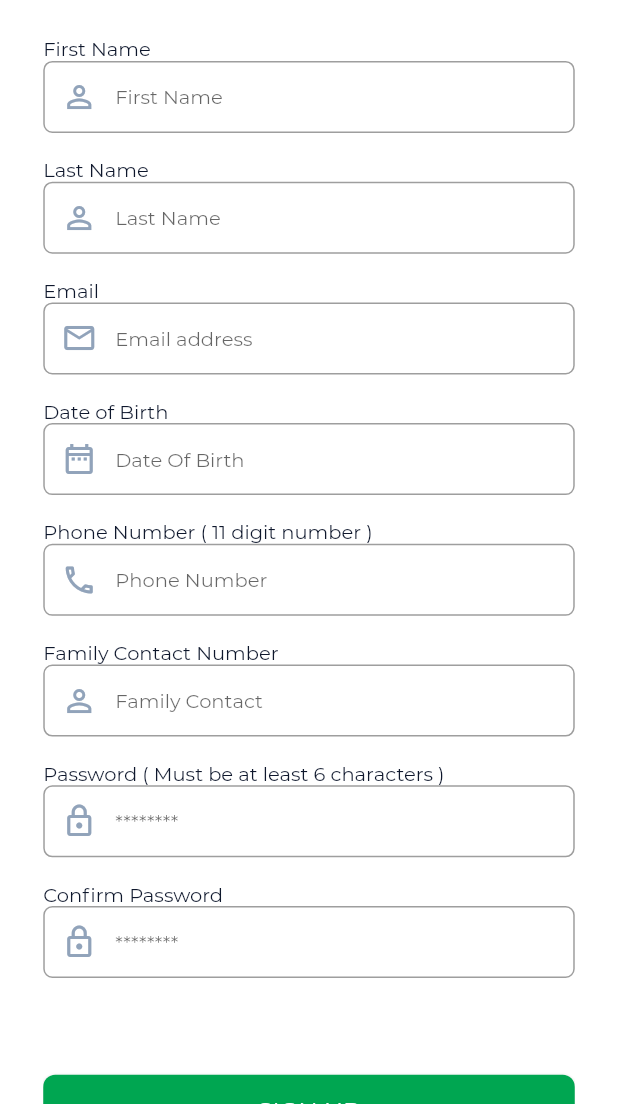
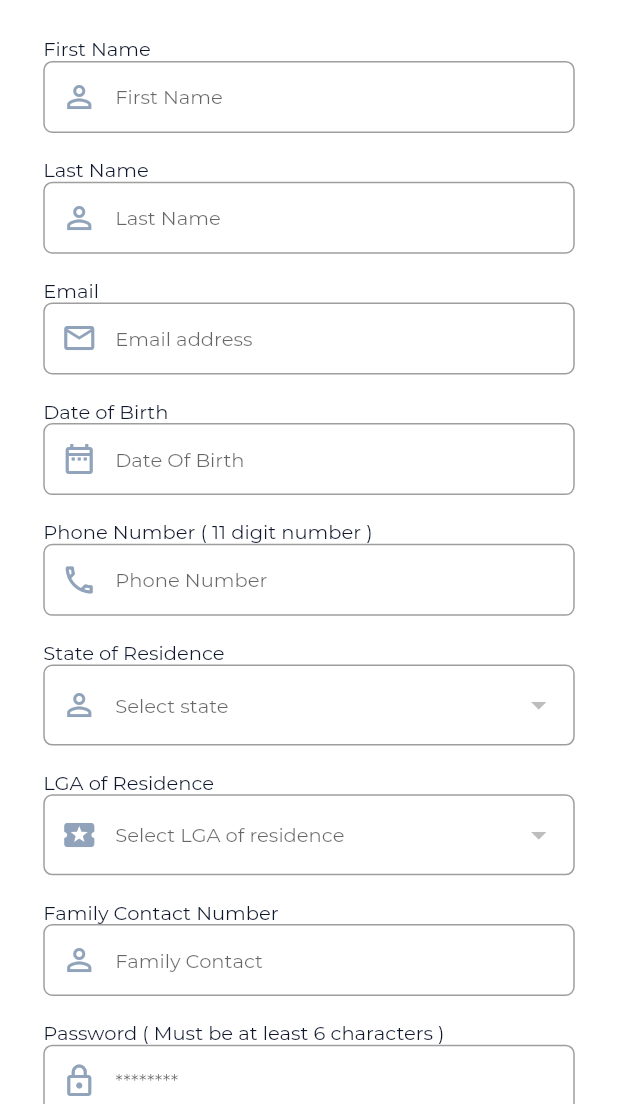
Before and after one commit to Eze4Manuel/dot_safety, a Flutter app: the Signup screen opened directly, on a phone screen of 412 x 824 dp, the part 132-1236 px from its top. Run offline on Flutter 3.47's test engine with Material 2 defaults, Android fonts, the phone set to English and light mode, and no system bars; drawn by our look-alikes of rounded_loading_button; our stand-ins replace fluttertoast, get, google_fonts, image_picker, shared_preferences; accounts and stored records are empty; network calls fail; project files that could hold a hidden picture were left out.

Commit message:
Sunday morning apk build. yet to solve issue with dropdown in signup

```diff
--- a/lib/app/controller/base_controller.dart
+++ b/lib/app/controller/base_controller.dart
@@ -2,12 +2,16 @@
 
 import 'dart:convert';
 
+import 'package:dot_safety/app/model/states.dart';
+import 'package:dot_safety/app/utils/load_json_file.dart';
 import 'package:dot_safety/app/utils/shared_prefs.dart';
 import 'package:get/get_rx/src/rx_types/rx_types.dart';
 import 'package:get/get_state_manager/src/simple/get_controllers.dart';
 import 'package:http/http.dart' as http;
 
 class BaseController extends GetxController {
+
+  List listValue = [].obs;
 
   RxString message = ''.obs;
   final RegExp emailRegex = new RegExp(
@@ -137,5 +141,20 @@ class BaseController extends GetxController {
   }
 
 
+  // Parsing the readfile to json
+  Future parseJson() async {
+    //Loading LoadJsonFile from service folder load_json_file
+    String jsonString = await LoadJsonFile.loadFile();
+    final jsonResponse = jsonDecode(jsonString);
+    if (jsonResponse != null) {
+      jsonResponse.forEach((element) {
+        States state = new States(
+            name: element["state"]["name"],
+            id: element["state"]["id"],
+            locals: element["state"]["locals"]);
+        listValue.add(state);
+      });
+    }
+  }
 
 }
--- a/lib/app/controller/profile_controller.dart
+++ b/lib/app/controller/profile_controller.dart
@@ -60,7 +60,8 @@ class ProfileController extends BaseController {
     //Get the response from the server
     var responseData = await response.stream.toBytes();
     var responseString = String.fromCharCodes(responseData);
-    print(responseString);
+    var result = jsonDecode( responseString);
+    SharedPrefs.saveString('image_url', result['data']['image_url']);
     setMessage('Profile Image Uploaded');
     return true;
   }
--- a/lib/app/controller/signup_controller.dart
+++ b/lib/app/controller/signup_controller.dart
@@ -12,9 +12,8 @@ class SignUpController extends BaseController {
     dynamic data;
     var url = Uri.parse('${Strings.domain}api/user/register_user');
 
+    print(url);
     data = account.toJson();
-
-    print(data);
 
     // Sending parameters to http request. Implemented in base controller
     var result = await sendHttpRequest(url, data, 'post');
--- a/lib/app/model/account.dart
+++ b/lib/app/model/account.dart
@@ -6,6 +6,9 @@ class Account {
   String? last_name;
   String? email;
   String? phone_number;
+  String? state_of_residence;
+  String? lga_of_residence;
+  String? address;
   String? contact;
   String? dob;
   String? password;
@@ -16,6 +19,9 @@ class Account {
         this.last_name,
         this.email,
         this.phone_number,
+        this.state_of_residence,
+        this.lga_of_residence,
+        this.address,
         this.contact,
         this.dob,
          this.password});
@@ -25,10 +31,14 @@ class Account {
     last_name = json['last_name'];
     email = json['email'];
     phone_number = json['phone_number'];
+    address = json['address'];
+    state_of_residence = json['state_of_residence'];
+    lga_of_residence = json['lga_of_residence'];
     contact = json['contact'];
     dob = json['dob'];
     password = json['password'];
   }
+
 
   Map<String, dynamic> toJson() {
     final Map<String, dynamic> data = new Map<String, String>();
@@ -36,6 +46,9 @@ class Account {
     data['last_name'] = this.last_name ?? '';
     data['email'] = this.email ?? '';
     data['phone_number'] = this.phone_number ?? '';
+    data['state_of_residence'] = this.state_of_residence ?? '';
+    data['lga_of_residence'] = this.lga_of_residence ?? '';
+    data['address'] = this.address ?? '';
     data['contact'] = this.contact ?? '';
     data['dob'] = this.dob ?? '';
     data['password'] = this.password ?? '';
--- a/lib/app/ui/pages/dashboard/home.dart
+++ b/lib/app/ui/pages/dashboard/home.dart
@@ -38,7 +38,10 @@ class _HomeScreenState extends State<HomeScreen> {
     var c = await SharedPrefs.readSingleString('image_url');
     setState(() {
       firstName = a;
-      profileImage = '${Strings.domain}'+ c;
+      if(c != null && c.length > 0){
+        profileImage = '${Strings.domain}'+ c;
+
+      }
     });
   }
 
@@ -50,6 +53,7 @@ class _HomeScreenState extends State<HomeScreen> {
 
   @override
   Widget build(BuildContext context) {
+    print(profileImage);
     return Scaffold(
       backgroundColor: AppColors.whiteColor,
       drawer: Container(
--- a/lib/app/ui/pages/profile/profile_account.dart
+++ b/lib/app/ui/pages/profile/profile_account.dart
@@ -43,6 +43,8 @@ class _AccountsState extends State<Accounts> {
     setState(() {
       first_name = a;
       last_name = b;
+      print(c);
+      if(c != null && c.length > 0)
       profileImage = '${Strings.domain}${c}';
     });
   }
--- a/lib/app/ui/pages/profile/settings.dart
+++ b/lib/app/ui/pages/profile/settings.dart
@@ -136,6 +136,7 @@ class _SettingsViewState extends State<SettingsView> {
                                     fontSize: 14),
                               ),
                               TextFormField(
+                                obscureText: true,
                                 style: TextStyle(
                                   fontSize: 14.0,
                                 ),
@@ -174,6 +175,7 @@ class _SettingsViewState extends State<SettingsView> {
                                     fontSize: 14),
                               ),
                               TextFormField(
+                                obscureText: true,
                                 style: TextStyle(
                                     color: Colors.black,
                                     fontFamily: 'Montserrat Regular',
@@ -215,6 +217,7 @@ class _SettingsViewState extends State<SettingsView> {
                                     fontSize: 14),
                               ),
                               TextFormField(
+                                obscureText: true,
                                 style: TextStyle(
                                     color: Colors.black,
                                     fontFamily: 'Montserrat Regular',
--- a/lib/app/ui/pages/signup.dart
+++ b/lib/app/ui/pages/signup.dart
@@ -10,6 +10,7 @@ import 'package:dot_safety/app/utils/device_utils.dart';
 import 'package:dot_safety/app/ui/theme/app_colors.dart';
 import 'package:dot_safety/app/ui/theme/app_strings.dart';
 import 'package:get/get.dart';
+import 'package:get/get_rx/src/rx_types/rx_types.dart';
 import 'package:rounded_loading_button/rounded_loading_button.dart';
 import 'package:intl/intl.dart';
 
@@ -27,11 +28,22 @@ class _SignupState extends State<Signup> {
   String confirm_password = '';
   String confirm_password_error = '';
 
+  var state_selected;
+  var lga_selected;
+
+  List dropdownValue = [];
+
+  late var lga;
+
   final RoundedLoadingButtonController _btnController =
       RoundedLoadingButtonController();
 
   TextEditingController dateCtl = TextEditingController();
 
+  @override
+  void initState() {
+    super.initState();
+  }
 
   @override
   Widget build(BuildContext context) {
@@ -41,8 +53,7 @@ class _SignupState extends State<Signup> {
           return Container(
               color: AppColors.whiteColor,
               padding: EdgeInsets.symmetric(
-                  horizontal:
-                      DeviceUtils.getScaledWidth(context, scale: 0.07)),
+                  horizontal: DeviceUtils.getScaledWidth(context, scale: 0.07)),
               height: DeviceUtils.getScaledHeight(context, scale: 1),
               child: SingleChildScrollView(
                 child: Column(
@@ -72,6 +83,7 @@ class _SignupState extends State<Signup> {
                             height: DeviceUtils.getScaledHeight(context,
                                 scale: 0.03),
                           ),
+
                           Text(
                             'First Name',
                             style: TextStyle(
@@ -203,16 +215,20 @@ class _SignupState extends State<Signup> {
                                 return 'Please Select a DOB';
                               }
                             },
-                            onTap: () async{
+                            onTap: () async {
                               DateTime date = DateTime(1900);
-                              FocusScope.of(context).requestFocus(new FocusNode());
+                              FocusScope.of(context)
+                                  .requestFocus(new FocusNode());
                               date = (await showDatePicker(
                                   context: context,
-                                  initialDate:DateTime.now(),
-                                  firstDate:DateTime(1900),
+                                  initialDate: DateTime.now(),
+                                  firstDate: DateTime(1900),
                                   lastDate: DateTime(2100)))!;
-                              account.dob = DateFormat('yyyy-MM-dd').format(date);
-                              dateCtl.text = DateFormat('yyyy-MM-dd').format(date);},
+                              account.dob =
+                                  DateFormat('yyyy-MM-dd').format(date);
+                              dateCtl.text =
+                                  DateFormat('yyyy-MM-dd').format(date);
+                            },
                           ),
                           SizedBox(
                             height: DeviceUtils.getScaledHeight(context,
@@ -240,7 +256,7 @@ class _SignupState extends State<Signup> {
                               if (value == null || value.isEmpty) {
                                 return 'Enter Your Phone Number';
                               }
-                              if(value.length < 11 || value.length > 11 )
+                              if (value.length < 11 || value.length > 11)
                                 return 'Incorrect Phone Number';
                             },
                             onChanged: (val) {
@@ -249,6 +265,96 @@ class _SignupState extends State<Signup> {
                               });
                             },
                           ),
+                          SizedBox(
+                            height: DeviceUtils.getScaledHeight(context,
+                                scale: 0.02),
+                          ),
+                          Text(
+                            'State of Residence',
+                            style: TextStyle(
+                                fontWeight: FontWeight.w400,
+                                fontSize: 13,
+                                fontFamily: 'Montserrat Regular',
+                                color: AppColors.color10),
+                          ),
+
+                          DropdownButtonFormField(
+                              decoration: InputDecorationValues(
+                                  hintText: "Select state",
+                                  prefixIcon: Icons.person_outline),
+                              style: TextStyle(
+                                  fontWeight: FontWeight.w400,
+                                  fontSize: 13,
+                                  fontFamily: 'Montserrat Regular',
+                                  color: AppColors.color10),
+                              items: signUpController.listValue.map((state) {
+                                return new DropdownMenuItem<dynamic>(
+                                    value: state.name, child: Text(state.name));
+                              }).toList(),
+                              onTap: () {
+                                FocusScope.of(context).unfocus();
+                              },
+                              validator: (value) {
+                                if (value == null) {
+                                  return "Selecet an option ";
+                                } else {
+                                  return null;
+                                }
+                              },
+                              onChanged: (val) {
+                                // Function to select state local government areas from selected state
+                                setState(() {
+                                  state_selected =  val;
+                                  account.state_of_residence = val.toString();
+                                  dropdownValue = signUpController
+                                      .listValue[signUpController.listValue
+                                              .firstWhere((element) =>
+                                                  (element.name == state_selected))
+                                              .id -
+                                          1]
+                                      .locals;
+                                  lga_selected = null;
+                                });
+                              }),
+
+                          // Local Government Area Field
+                          SizedBox(
+                            height: DeviceUtils.getScaledHeight(context,
+                                scale: 0.02),
+                          ),
+                          Text(
+                            'LGA of Residence',
+                            style: TextStyle(
+                                fontWeight: FontWeight.w400,
+                                fontSize: 13,
+                                fontFamily: 'Montserrat Regular',
+                                color: AppColors.color10),
+                          ),
+
+                          DropdownButtonFormField(
+                              decoration: InputDecorationValues(
+                                  hintText: "Select LGA of residence",
+                                  prefixIcon: Icons.local_activity),
+                              style: TextStyle(
+                                  fontWeight: FontWeight.w400,
+                                  fontSize: 13,
+                                  fontFamily: 'Montserrat Regular',
+                                  color: AppColors.color10),
+                              value: lga_selected,
+                              items: dropdownValue.map((locale) {
+                                return new DropdownMenuItem<String>(
+                                    value: locale['name'],
+                                    child: Text(locale['name']));
+                              }).toList(),
+                              onTap: () {
+                                FocusScope.of(context).unfocus();
+                              },
+                              onChanged: (val) {
+                                setState(() {
+                                  lga_selected = val;
+                                  account.lga_of_residence = val.toString();
+                                });
+                              }),
                           SizedBox(
                             height: DeviceUtils.getScaledHeight(context,
                                 scale: 0.02),
@@ -272,8 +378,8 @@ class _SignupState extends State<Signup> {
                                 hintText: "Family Contact ",
                                 prefixIcon: Icons.perm_identity),
                             validator: (value) {
-                              if (value != null ) {
-                                if(value.length < 11 || value.length > 11 )
+                              if (value != null) {
+                                if (value.length < 11 || value.length > 11)
                                   return 'Incorrect Phone Number';
                               }
                             },
@@ -297,6 +403,7 @@ class _SignupState extends State<Signup> {
                             textAlign: TextAlign.center,
                           ),
                           TextFormField(
+                            obscureText: true,
                             style: TextStyle(
                                 fontWeight: FontWeight.w400,
                                 fontSize: 13,
@@ -309,7 +416,7 @@ class _SignupState extends State<Signup> {
                               if (value == null || value.isEmpty) {
                                 return 'Please Enter Password';
                               }
-                              if(value.length < 6 ){
+                              if (value.length < 6) {
                                 return "Password Must Be At Least 6 Characters";
                               }
                             },
@@ -333,6 +440,7 @@ class _SignupState extends State<Signup> {
                             textAlign: TextAlign.center,
                           ),
                           TextFormField(
+                            obscureText: true,
                             style: TextStyle(
                                 fontWeight: FontWeight.w400,
                                 fontSize: 13,
@@ -345,7 +453,7 @@ class _SignupState extends State<Signup> {
                               if (value == null || value.isEmpty) {
                                 return 'Please Enter Password';
                               }
-                              if(value.length < 6 ){
+                              if (value.length < 6) {
                                 return "Password Must Be At Least 6 Characters";
                               }
                             },
@@ -386,9 +494,10 @@ class _SignupState extends State<Signup> {
                               ),
                             ),
                             onPressed: () async {
+
                               if (_formKey.currentState!.validate()) {
-                                print(account.dob);
-                                if(account.password == confirm_password){
+                                print(account.state_of_residence);
+                                if (account.password == confirm_password) {
                                   setState(() {
                                     confirm_password_error = "";
                                   });
@@ -399,16 +508,16 @@ class _SignupState extends State<Signup> {
                                     Navigator.push(
                                         context,
                                         MaterialPageRoute(
-                                            builder: (context) =>
-                                                Login()));
+                                            builder: (context) => Login()));
                                   } else {
                                     toast(signUpController.message.value);
                                     _btnController.reset();
                                   }
                                 } else {
-                                    setState(() {
-                                      confirm_password_error = "Password Mismatch";
-                                    });
+                                  setState(() {
+                                    confirm_password_error =
+                                        "Password Mismatch";
+                                  });
                                   _btnController.reset();
                                 }
                               } else
@@ -421,8 +530,8 @@ class _SignupState extends State<Signup> {
                     Column(
                       children: [
                         SizedBox(
-                          height: DeviceUtils.getScaledHeight(context,
-                              scale: 0.04),
+                          height:
+                              DeviceUtils.getScaledHeight(context, scale: 0.04),
                         ),
                         GestureDetector(
                           onTap: () {
@@ -449,15 +558,14 @@ class _SignupState extends State<Signup> {
                               ])),
                         ),
                         SizedBox(
-                          height: DeviceUtils.getScaledHeight(context,
-                              scale: 0.04),
+                          height:
+                              DeviceUtils.getScaledHeight(context, scale: 0.04),
                         ),
                       ],
                     )
                   ],
                 ),
               ));
-        })
-    );
+        }));
   }
 }
--- a/lib/app/ui/theme/app_strings.dart
+++ b/lib/app/ui/theme/app_strings.dart
@@ -1,8 +1,8 @@
 class Strings {
   Strings._();
 
-  static const String domain = "http://10.0.2.2:5000/";
-  // static const String domain = "https://tranquil-hamlet-74718.herokuapp.com/";
+  // static const String domain = "http://10.0.2.2:5000/";
+  static const String domain = "https://tranquil-hamlet-74718.herokuapp.com/";
   static const String appName = "Dot Safety";
   static const String onBoardingTitle1 = "SECURITY ALERT SYSTEM";
   static const String onBoardingText1 = "Dot safety assures you of safety by activating instant security alert to relevant government agencies, family and friends to ensure your protection at all times.";
--- a/pubspec.yaml
+++ b/pubspec.yaml
@@ -73,7 +73,7 @@ flutter:
   assets:
     - assets/images/
     - assets/fonts/
-
+    - localgovernments.json
   # An image asset can refer to one or more resolution-specific "variants", see
   # https://flutter.dev/assets-and-images/#resolution-aware.
 
```
Also changed, not shown: assets/localgovernments.json (added, +1 -0 lines), lib/app/model/states.dart (added, +7 -0 lines), lib/app/ui/pages/dashboard/offence_list.dart (+5 -2 lines), lib/app/ui/pages/login.dart (+8 -0 lines), lib/app/utils/load_json_file.dart (added, +28 -0 lines).
